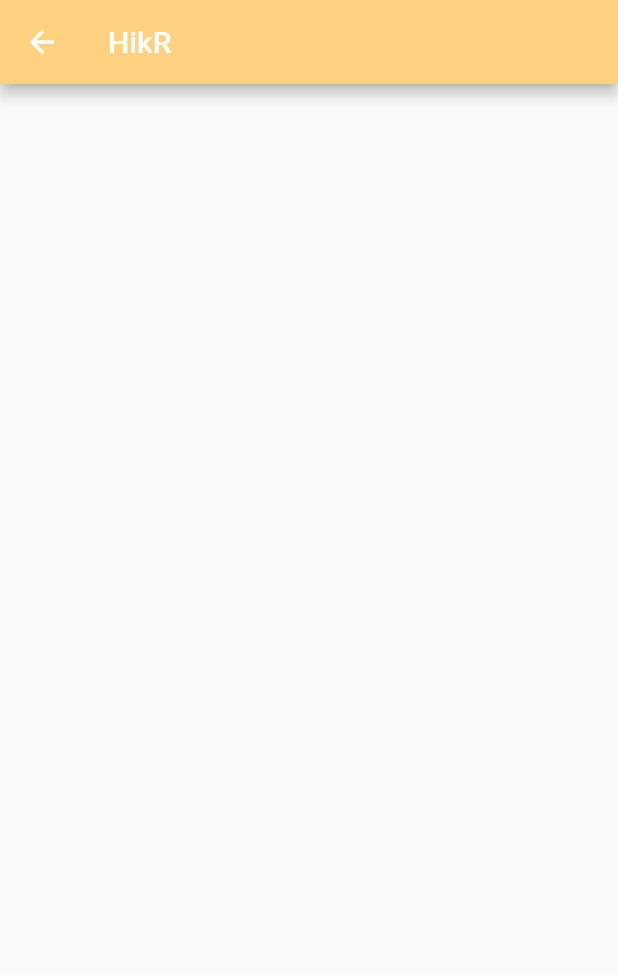
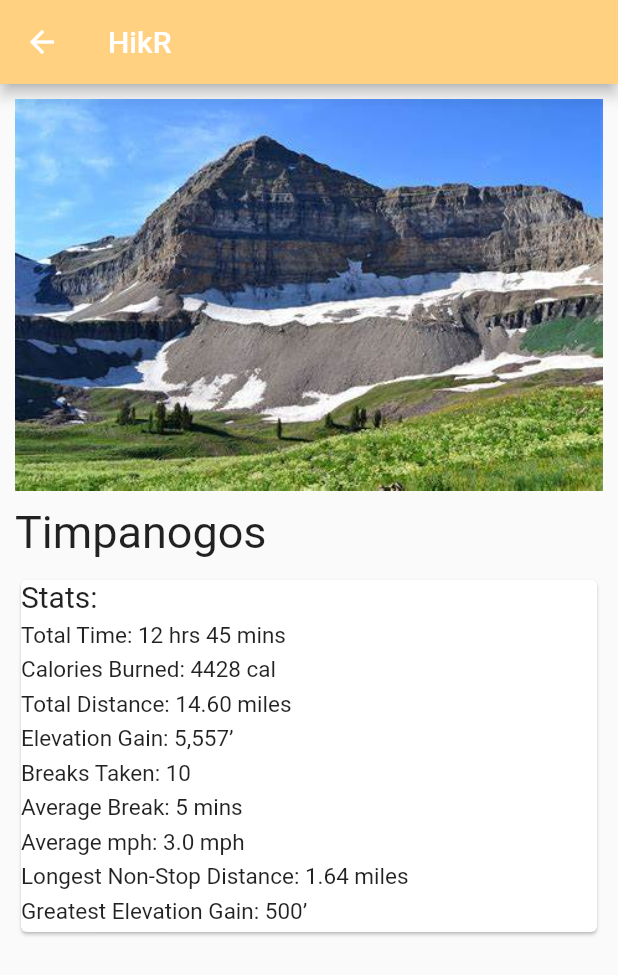
Before and after one commit to anahoward815/MobileProject, a Flutter app: the screen it shows after launch, after a tap on "open recent hike stats", on a phone screen of 412 x 824 dp. Shown: the top 975 px of the screen. Run offline on Flutter 3.47's test engine with Material 2 defaults, Android fonts, the light colour scheme and no system bars; missing offline and left inert: dart:ffi.

Commit message:
finished all of my pages (Fixed the hike info daily weather to actually be daily and not a 7 day forecast and finished the recent hikes page design)

```diff
--- a/HikingApp/lib/pages/hiking_info_page.dart
+++ b/HikingApp/lib/pages/hiking_info_page.dart
@@ -116,15 +116,40 @@ class _HikingInfoState extends State<HikingInfo> {
               Card(
                 color: Colors.lightBlueAccent,
                 child: Row(
-                  mainAxisAlignment: MainAxisAlignment.spaceEvenly,
+                  mainAxisAlignment: MainAxisAlignment.start,
                   children: [
-                    DailyWeather.day('Mon'),
-                    DailyWeather.day('Tues'),
-                    DailyWeather.day('Wed'),
-                    DailyWeather.day('Thurs'),
-                    DailyWeather.day('Fri'),
-                    DailyWeather.day('Sat'),
-                    DailyWeather.day('Sun'),
+                    Padding(
+                      padding: const EdgeInsets.fromLTRB(30.0, 0.0, 0.0, 0.0),
+                      child: Icon(
+                        Icons.wb_sunny_outlined,
+                        size: 40.0,
+                      ),
+                    ),
+                    SizedBox(width: 30.0,),
+                    Text(
+                        '53 F',
+                        style: TextStyle(
+                          fontSize: 40.0
+                        ),
+                    ),
+                    SizedBox(width: 50.0,),
+                    Column(
+                      crossAxisAlignment: CrossAxisAlignment.start,
+                      children: [
+                        Text(
+                          'High: 56 F',
+                          style: TextStyle(
+                              fontSize: 20.0
+                          ),
+                        ),
+                        Text(
+                          'Low: 23 F',
+                          style: TextStyle(
+                              fontSize: 20.0
+                          ),
+                        )
+                      ],
+                    )
                   ],
                 ),
               ),
--- a/HikingApp/lib/pages/recent_hike_stats.dart
+++ b/HikingApp/lib/pages/recent_hike_stats.dart
@@ -1,4 +1,5 @@
 import 'package:flutter/material.dart';
+import 'package:hiking_app/backend/Hikes.dart';
 import 'package:hiking_app/reusable_widgets/AppHeader.dart';
 import 'package:hiking_app/reusable_widgets/HikeCardDisplay.dart';
 import 'package:hiking_app/reusable_widgets/SortBox.dart';
@@ -11,10 +12,123 @@ class RecentHikeStats extends StatefulWidget {
 }
 
 class _RecentHikeStatsState extends State<RecentHikeStats> {
+
+  late Hikes recentHike;
+
+  Map data = {};
+
   @override
   Widget build(BuildContext context) {
+
+    if(data.isEmpty){
+      data = ModalRoute.of(context)!.settings.arguments as Map;
+    }
+
+    recentHike = Hikes(data['name'], data['difficulty'], data['terrain'], data['location'], data['imagePath'], data['elevation'], data['length']);
+
     return Scaffold(
       appBar: appHeader(),
+      body: Padding(
+        padding: const EdgeInsets.all(10.0),
+        child: Column(
+          crossAxisAlignment: CrossAxisAlignment.start,
+          children: [
+            Image(
+              image: AssetImage(recentHike.getHikeImagePath()),
+            ),
+            SizedBox(
+              height: 10.0,
+            ),
+            Text(
+              '${recentHike.getHikeName()}',
+              style: TextStyle(
+                fontSize: 30.0,
+
+              ),
+            ),
+            SizedBox(
+              height: 10.0,
+            ),
+            Card(
+              child: Column(
+                crossAxisAlignment: CrossAxisAlignment.stretch,
+                children: [
+                  Text(
+                    'Stats:',
+                    style: TextStyle(
+                      fontSize: 20.0,
+                    ),
+                  ),
+                  SizedBox(height: 5.0),
+                  Text(
+                    'Total Time: 12 hrs 45 mins',
+                    style: TextStyle(
+                      fontSize: 15.0,
+                    ),
+                  ),
+                  SizedBox(height: 5.0),
+                  Text(
+                    'Calories Burned: 4428 cal',
+                    style: TextStyle(
+                      fontSize: 15.0,
+                    ),
+                  ),
+                  SizedBox(height: 5.0),
+                  Text(
+                    'Total Distance: 14.60 miles',
+                    style: TextStyle(
+                      fontSize: 15.0,
+                    ),
+                  ),
+                  SizedBox(height: 5.0),
+                  Text(
+                    'Elevation Gain: 5,557’',
+                    style: TextStyle(
+                      fontSize: 15.0,
+                    ),
+                  ),
+                  SizedBox(height: 5.0),
+                  Text(
+                    'Breaks Taken: 10',
+                    style: TextStyle(
+                      fontSize: 15.0,
+                    ),
+                  ),
+                  SizedBox(height: 5.0),
+                  Text(
+                    'Average Break: 5 mins',
+                    style: TextStyle(
+                      fontSize: 15.0,
+                    ),
+                  ),
+                  SizedBox(height: 5.0),
+                  Text(
+                    'Average mph: 3.0 mph',
+                    style: TextStyle(
+                      fontSize: 15.0,
+                    ),
+                  ),
+                  SizedBox(height: 5.0),
+                  Text(
+                    'Longest Non-Stop Distance: 1.64 miles',
+                    style: TextStyle(
+                      fontSize: 15.0,
+                    ),
+                  ),
+                  SizedBox(height: 5.0),
+                  Text(
+                    'Greatest Elevation Gain: 500’',
+                    style: TextStyle(
+                      fontSize: 15.0,
+                    ),
+                  ),
+                  SizedBox(height: 5.0),
+                ],
+              ),
+            )
+          ],
+        ),
+      ),
     );
   }
 }
--- a/HikingApp/lib/pages/test_start_page.dart
+++ b/HikingApp/lib/pages/test_start_page.dart
@@ -94,7 +94,17 @@ class _StartState extends State<Start> {
               ElevatedButton(
                 child: const Text('open recent hike stats'),
                 onPressed: () {
-                  Navigator.pushNamed(context, '/recentStats');
+                  //Hikes(data['name'], data['difficulty'], data['terrain'], data['location'], data['imagePath'], data['elevation'], data['length']);
+                  //Hikes("Timpanogos", "Intermediate", 'Mountain/Rock', 'Utah County', 'assets/images/timpanogos.jpg', 4400.0, 13.0),
+                  Navigator.pushNamed(context, '/recentStats', arguments: {
+                    'name': 'Timpanogos',
+                    'difficulty': 'Intermediate',
+                    'terrain': 'Mountain/Rock',
+                    'location': 'Utah County',
+                    'imagePath': 'assets/images/timpanogos.jpg',
+                    'elevation': 4400.0,
+                    'length': 13.0
+                  });
                 },
               ),
             ],
```
